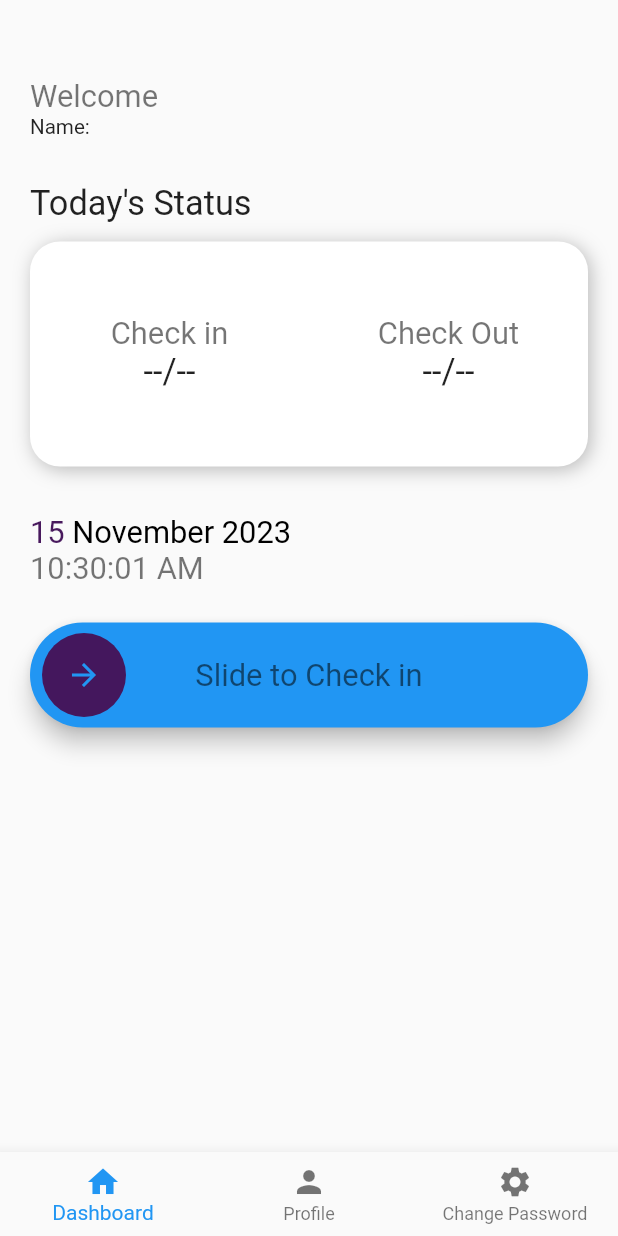
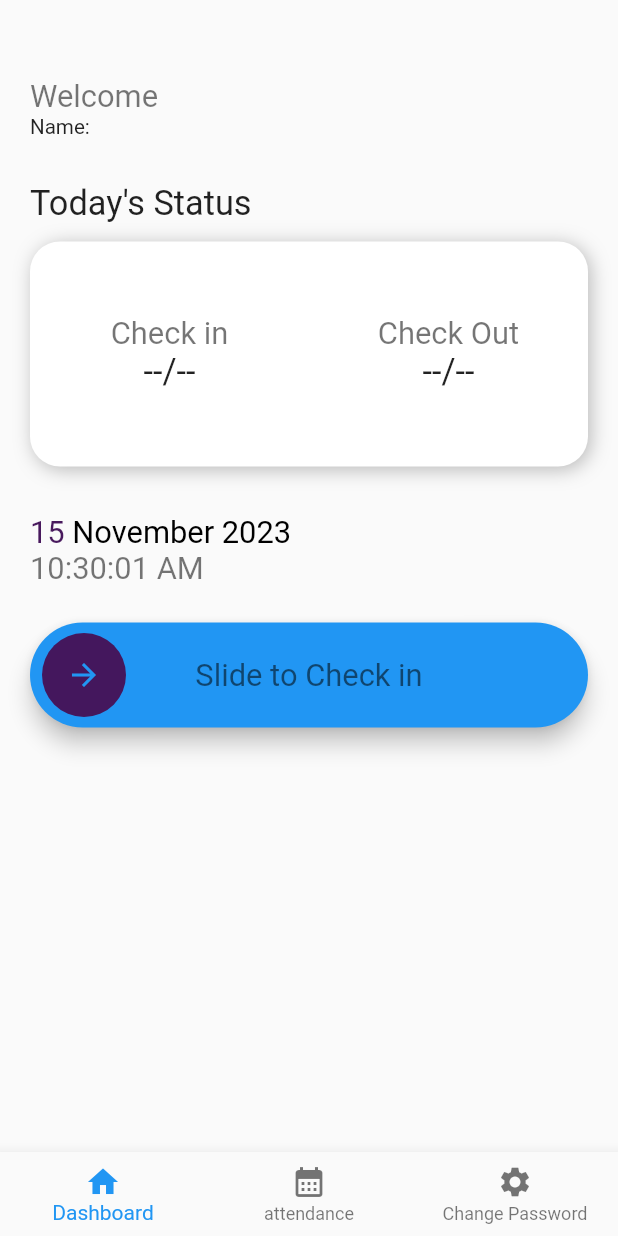
Before and after one commit to kunkka0511/attendancee, a Flutter app: the UserMain screen opened directly, on a phone screen of 412 x 824 dp. Run offline on Flutter 3.47's test engine with Material 2 defaults, Android fonts, the phone set to English and light mode, and no system bars; drawn by our look-alikes of slide_to_act; our stand-ins replace cloud_firestore, firebase_auth, firebase_core, flutter_keyboard_visibility, shared_preferences; missing offline and left inert: month_year_picker; accounts and stored records are empty; Roboto replaces fonts that are missing (NexaBold, NexaRegular, NexaReguler).

Commit message:
11/15ni push

```diff
--- a/lib/pages/user_main.dart
+++ b/lib/pages/user_main.dart
@@ -3,6 +3,7 @@ import 'package:attendance/user/dashboard.dart';
 import 'package:attendance/user/profile.dart';
 import 'package:cloud_firestore/cloud_firestore.dart';
 import 'package:flutter/material.dart';
+import 'package:attendance/user/admin.dart';
 
 import 'package:attendance/model/user.dart';
 
@@ -20,6 +21,7 @@ class _UserMainState extends State<UserMain> {
     Dashboard(),
     const Profile(),
     ChangePass(),
+    admin(),
   ];
   void _onItemTapped(int index) {
     setState(() {
@@ -76,13 +78,14 @@ class _UserMainState extends State<UserMain> {
               label: 'Dashboard',
             ),
             BottomNavigationBarItem(
-              icon: Icon(Icons.person),
-              label: 'Profile',
+              icon: Icon(Icons.calendar_month),
+              label: 'attendance',
             ),
             BottomNavigationBarItem(
               icon: Icon(Icons.settings),
               label: 'Change Password',
             ),
+
           ],
           currentIndex: _selectedIndex,
           selectedItemColor: Colors.blue,
--- a/lib/user/profile.dart
+++ b/lib/user/profile.dart
@@ -26,7 +26,7 @@ class _ProfileState extends State<Profile> {
 
     var name = FirebaseFirestore.instance;
     var auth;
-    return Scaffold(
+     return Scaffold(
       body: SingleChildScrollView(
         padding: const EdgeInsets.all(20),
         child: Column(
@@ -235,5 +235,4 @@ class _ProfileState extends State<Profile> {
         ),
       ),
     );
-  }
-}
+  }}
```
Also changed, not shown: lib/user/admin.dart (added, +9 -0 lines).
